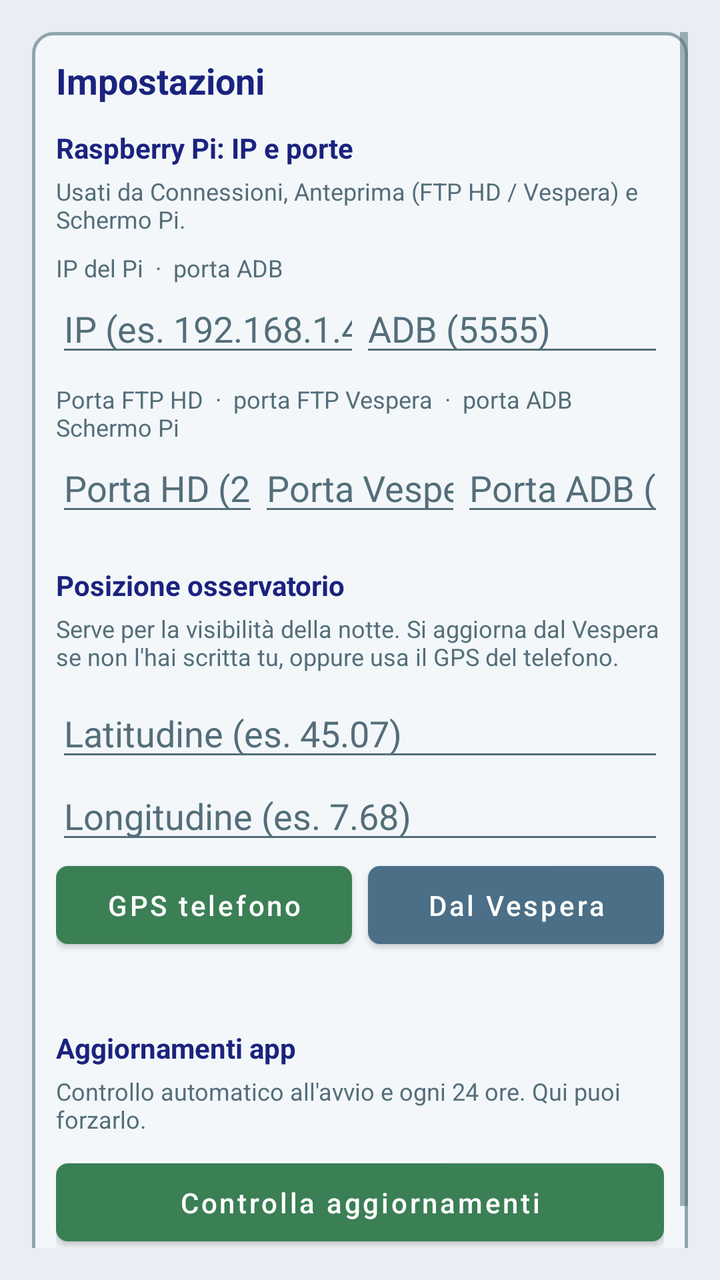
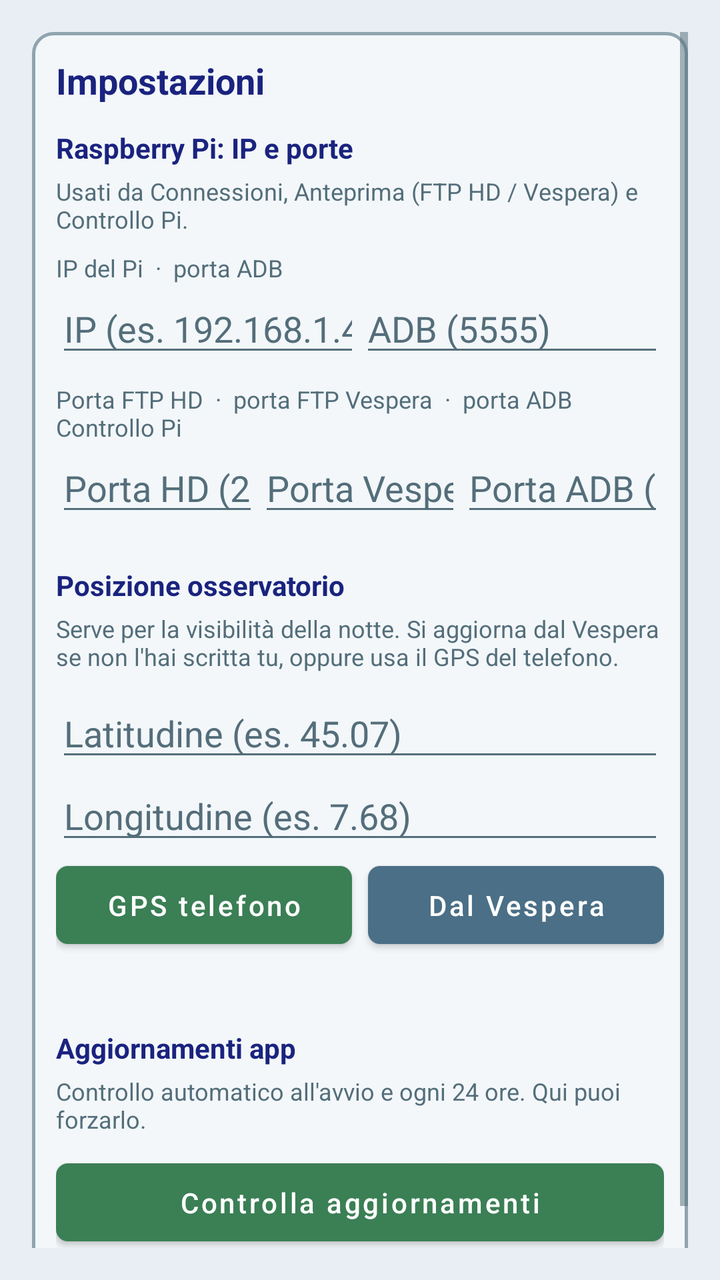

Two renders of the same Android screen: before a commit and after it. Below are the layout's source before the change and the commit's diff.
<!-- AndroidManifest.xml: application theme Theme.VesperaControl -->
<!-- res/layout/fragment_impostazioni.xml -->
<?xml version="1.0" encoding="utf-8"?>
<ScrollView xmlns:android="http://schemas.android.com/apk/res/android"
    android:layout_width="match_parent"
    android:layout_height="match_parent"
    android:background="@color/vespera_bg"
    android:padding="16dp">

    <LinearLayout
        android:layout_width="match_parent"
        android:layout_height="wrap_content"
        android:orientation="vertical"
        android:background="@drawable/bg_section_panel"
        android:padding="12dp">

        <TextView
            android:layout_width="match_parent"
            android:layout_height="wrap_content"
            android:text="@string/tab_impostazioni"
            android:textColor="@color/vespera_title"
            android:textSize="18sp"
            android:textStyle="bold" />

        <TextView
            android:layout_width="match_parent"
            android:layout_height="wrap_content"
            android:layout_marginTop="12dp"
            android:text="@string/label_settings_network"
            android:textColor="@color/vespera_title"
            android:textStyle="bold" />

        <TextView
            android:layout_width="match_parent"
            android:layout_height="wrap_content"
            android:layout_marginTop="4dp"
            android:text="@string/hint_settings_network"
            android:textColor="@color/vespera_muted"
            android:textSize="12sp" />

        <TextView
            android:layout_width="match_parent"
            android:layout_height="wrap_content"
            android:layout_marginTop="8dp"
            android:text="IP del Pi  ·  porta ADB"
            android:textColor="@color/vespera_muted"
            android:textSize="12sp" />

        <LinearLayout
            android:layout_width="match_parent"
            android:layout_height="wrap_content"
            android:orientation="horizontal">

            <EditText
                android:id="@+id/editSetIp"
                android:layout_width="0dp"
                android:layout_height="wrap_content"
                android:layout_weight="1"
                android:hint="@string/hint_device_ip"
                android:inputType="text"
                android:singleLine="true"
                android:textColor="@color/vespera_text"
                android:textColorHint="@color/vespera_muted" />

            <EditText
                android:id="@+id/editSetAdbPort"
                android:layout_width="0dp"
                android:layout_height="wrap_content"
                android:layout_weight="1"
                android:hint="@string/hint_adb_port"
                android:inputType="number"
                android:singleLine="true"
                android:textColor="@color/vespera_text"
                android:textColorHint="@color/vespera_muted" />
        </LinearLayout>

        <TextView
            android:layout_width="match_parent"
            android:layout_height="wrap_content"
            android:layout_marginTop="8dp"
            android:text="Porta FTP HD  ·  porta FTP Vespera  ·  porta ADB Schermo Pi"
            android:textColor="@color/vespera_muted"
            android:textSize="12sp" />

        <LinearLayout
            android:layout_width="match_parent"
            android:layout_height="wrap_content"
            android:orientation="horizontal">

            <EditText
                android:id="@+id/editSetFtpHd"
                android:layout_width="0dp"
                android:layout_height="wrap_content"
                android:layout_weight="1"
                android:hint="@string/hint_ftp_hd_port"
                android:inputType="number"
                android:singleLine="true"
                android:textColor="@color/vespera_text"
                android:textColorHint="@color/vespera_muted" />

            <EditText
                android:id="@+id/editSetFtpVespera"
                android:layout_width="0dp"
                android:layout_height="wrap_content"
                android:layout_weight="1"
                android:hint="@string/hint_ftp_vespera_port"
                android:inputType="number"
                android:singleLine="true"
                android:textColor="@color/vespera_text"
                android:textColorHint="@color/vespera_muted" />

            <EditText
                android:id="@+id/editSetScrcpyPort"
                android:layout_width="0dp"
                android:layout_height="wrap_content"
                android:layout_weight="1"
                android:hint="@string/hint_scrcpy_adb_port"
                android:inputType="number"
                android:singleLine="true"
                android:textColor="@color/vespera_text"
                android:textColorHint="@color/vespera_muted" />
        </LinearLayout>

        <TextView
            android:layout_width="match_parent"
            android:layout_height="wrap_content"
            android:layout_marginTop="20dp"
            android:text="@string/label_settings_site"
            android:textColor="@color/vespera_title"
            android:textStyle="bold" />

        <TextView
            android:layout_width="match_parent"
            android:layout_height="wrap_content"
            android:layout_marginTop="4dp"
            android:text="@string/hint_settings_site"
            android:textColor="@color/vespera_muted"
            android:textSize="12sp" />

        <EditText
            android:id="@+id/editSiteLat"
            android:layout_width="match_parent"
            android:layout_height="wrap_content"
            android:layout_marginTop="8dp"
            android:hint="@string/hint_site_lat"
            android:inputType="numberDecimal|numberSigned"
            android:textColor="@color/vespera_text"
            android:textColorHint="@color/vespera_muted" />

        <EditText
            android:id="@+id/editSiteLon"
            android:layout_width="match_parent"
            android:layout_height="wrap_content"
            android:hint="@string/hint_site_lon"
            android:inputType="numberDecimal|numberSigned"
            android:textColor="@color/vespera_text"
            android:textColorHint="@color/vespera_muted" />

        <LinearLayout
            android:layout_width="match_parent"
            android:layout_height="wrap_content"
            android:orientation="horizontal">

            <Button
                android:id="@+id/btnSiteGps"
                style="@style/Widget.Vespera.Button.Primary"
                android:layout_width="0dp"
                android:layout_height="wrap_content"
                android:layout_weight="1"
                android:text="@string/btn_site_gps" />

            <Button
                android:id="@+id/btnSiteVespera"
                style="@style/Widget.Vespera.Button.Slate"
                android:layout_width="0dp"
                android:layout_height="wrap_content"
                android:layout_marginStart="8dp"
                android:layout_weight="1"
                android:text="@string/btn_site_vespera" />
        </LinearLayout>

        <TextView
            android:id="@+id/textSiteSource"
            android:layout_width="match_parent"
            android:layout_height="wrap_content"
            android:textColor="@color/vespera_muted"
            android:textSize="12sp" />

        <TextView
            android:layout_width="match_parent"
            android:layout_height="wrap_content"
            android:layout_marginTop="20dp"
            android:text="@string/label_updates"
            android:textColor="@color/vespera_title"
            android:textStyle="bold" />

        <TextView
            android:layout_width="match_parent"
            android:layout_height="wrap_content"
            android:layout_marginTop="4dp"
            android:text="@string/hint_updates_auto"
            android:textColor="@color/vespera_muted"
            android:textSize="12sp" />

        <Button
            android:id="@+id/btnCheckUpdates"
            style="@style/Widget.Vespera.Button.Primary"
            android:layout_width="match_parent"
            android:layout_height="wrap_content"
            android:layout_marginTop="8dp"
            android:text="@string/btn_check_updates" />

        <TextView
            android:id="@+id/textUpdateStatus"
            android:layout_width="match_parent"
            android:layout_height="wrap_content"
            android:layout_marginTop="8dp"
            android:textColor="@color/vespera_muted"
            android:textSize="12sp" />
    </LinearLayout>
</ScrollView>
<!-- resources referenced by this layout -->
<resources>
  <color name="vespera_bg">#FFE8EEF4</color>
  <color name="vespera_muted">#FF546E7A</color>
  <color name="vespera_text">#FF212121</color>
  <color name="vespera_title">#FF1A237E</color>
  <!-- drawable bg_section_panel (drawable) -->
  <?xml version="1.0" encoding="utf-8"?>
  <shape xmlns:android="http://schemas.android.com/apk/res/android"
      android:shape="rectangle">
      <solid android:color="@color/vespera_surface" />
      <corners android:radius="10dp" />
      <stroke
          android:width="1.5dp"
          android:color="@color/vespera_panel_stroke" />
  </shape>
  <string name="btn_check_updates">Controlla aggiornamenti</string>
  <string name="btn_site_gps">GPS telefono</string>
  <string name="btn_site_vespera">Dal Vespera</string>
  <string name="hint_adb_port">ADB (5555)</string>
  <string name="hint_device_ip">IP (es. 192.168.1.4)</string>
  <string name="hint_ftp_hd_port">Porta HD (2121)</string>
  <string name="hint_ftp_vespera_port">Porta Vespera (2122)</string>
  <string name="hint_scrcpy_adb_port">Porta ADB (5555)</string>
  <string name="hint_settings_network">Usati da Connessioni, Anteprima (FTP HD / Vespera) e Schermo Pi.</string>
  <string name="hint_settings_site">Serve per la visibilità della notte. Si aggiorna dal Vespera se non l\'hai scritta tu, oppure usa il GPS del telefono.</string>
  <string name="hint_site_lat">Latitudine (es. 45.07)</string>
  <string name="hint_site_lon">Longitudine (es. 7.68)</string>
  <string name="hint_updates_auto">Controllo automatico all\'avvio e ogni 24 ore. Qui puoi forzarlo.</string>
  <string name="label_settings_network">Raspberry Pi: IP e porte</string>
  <string name="label_settings_site">Posizione osservatorio</string>
  <string name="label_updates">Aggiornamenti app</string>
  <string name="tab_impostazioni">Impostazioni</string>
  <style name="Widget.Vespera.Button.Primary" parent="Widget.Vespera.Button.Slate">
          <item name="backgroundTint">@color/vespera_green</item>
      </style>
  <style name="Widget.Vespera.Button.Slate" parent="Widget.MaterialComponents.Button">
          <item name="backgroundTint">@color/vespera_slate</item>
          <item name="android:textColor">@color/white</item>
          <item name="cornerRadius">6dp</item>
          <item name="android:textAllCaps">false</item>
          <item name="android:minHeight">44dp</item>
          <item name="android:paddingTop">10dp</item>
          <item name="android:paddingBottom">10dp</item>
      </style>
  <style name="Theme.VesperaControl" parent="Theme.MaterialComponents.Light.NoActionBar">
          <item name="colorPrimary">@color/vespera_green</item>
          <item name="colorPrimaryVariant">@color/vespera_slate</item>
          <item name="colorSecondary">@color/vespera_accent</item>
          <item name="colorOnPrimary">@color/white</item>
          <item name="colorOnSecondary">@color/white</item>
          <item name="colorSurface">@color/vespera_surface</item>
          <item name="colorOnSurface">@color/vespera_text</item>
          <item name="android:statusBarColor">@color/vespera_bg</item>
          <item name="android:navigationBarColor">@color/vespera_bg</item>
          <item name="android:windowBackground">@color/vespera_bg</item>
          <item name="android:textColorPrimary">@color/vespera_text</item>
          <item name="android:textColorSecondary">@color/vespera_muted</item>
          <item name="android:windowLightStatusBar">true</item>
          <item name="materialButtonStyle">@style/Widget.Vespera.Button.Slate</item>
      </style>
  <color name="vespera_surface">#FFF3F7FA</color>
  <color name="vespera_panel_stroke">#FF90A4AE</color>
  <color name="vespera_green">#FF3B7F55</color>
  <color name="vespera_slate">#FF4A6F86</color>
  <color name="white">#FFFFFFFF</color>
  <color name="vespera_accent">#FF1C6E8C</color>
</resources>

<!-- the commit's change to res/layout/fragment_impostazioni.xml (unified diff, before → after) -->
@@ -76,7 +76,7 @@
             android:layout_width="match_parent"
             android:layout_height="wrap_content"
             android:layout_marginTop="8dp"
-            android:text="Porta FTP HD  ·  porta FTP Vespera  ·  porta ADB Schermo Pi"
+            android:text="Porta FTP HD  ·  porta FTP Vespera  ·  porta ADB Controllo Pi"
             android:textColor="@color/vespera_muted"
             android:textSize="12sp" />
 
<!-- resource entries referenced after the edit -->
@@ -22,7 +22,7 @@
   <string name="hint_ftp_hd_port">Porta HD (2121)</string>
   <string name="hint_ftp_vespera_port">Porta Vespera (2122)</string>
   <string name="hint_scrcpy_adb_port">Porta ADB (5555)</string>
-  <string name="hint_settings_network">Usati da Connessioni, Anteprima (FTP HD / Vespera) e Schermo Pi.</string>
+  <string name="hint_settings_network">Usati da Connessioni, Anteprima (FTP HD / Vespera) e Controllo Pi.</string>
   <string name="hint_settings_site">Serve per la visibilità della notte. Si aggiorna dal Vespera se non l\'hai scritta tu, oppure usa il GPS del telefono.</string>
   <string name="hint_site_lat">Latitudine (es. 45.07)</string>
   <string name="hint_site_lon">Longitudine (es. 7.68)</string>
